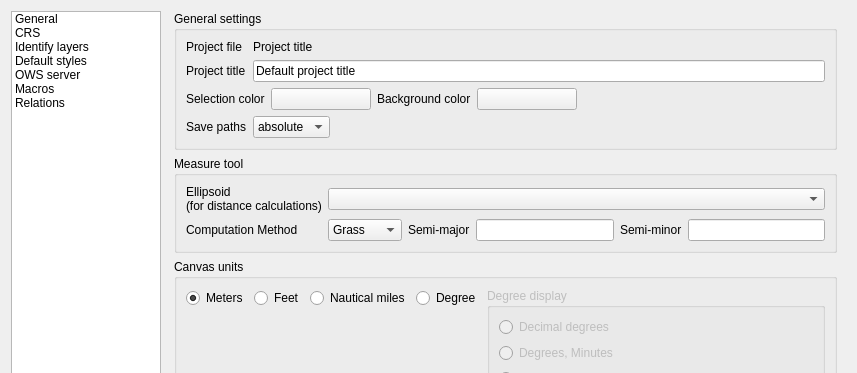
This is src/ui/qgsprojectpropertiesbase.ui in qgis/QGIS as Qt 5 draws it before an edit; both pictures show x 0 to 857 and y 0 to 373 of the 857 by 830 pixel window. The edited form follows.
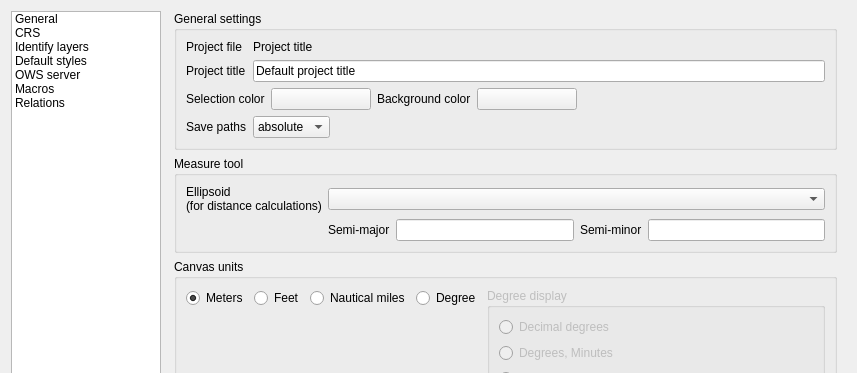
This is the edited form. Icons and pictures are not drawn. Custom widgets are drawn as their Qt base class.

Commit message:
Revert "Implement new methods for elipsoidal computation"
This reverts commit dc03a191b5b1f219fa11adde3157996d7d653c36.

Diff of the .ui file:
```diff
--- a/src/ui/qgsprojectpropertiesbase.ui
+++ b/src/ui/qgsprojectpropertiesbase.ui
@@ -466,50 +466,29 @@
                     </property>
                    </widget>
                   </item>
-                  <item row="3" column="3">
+                  <item row="2" column="1">
+                   <widget class="QLabel" name="label_41">
+                    <property name="text">
+                     <string>Semi-major</string>
+                    </property>
+                   </widget>
+                  </item>
+                  <item row="2" column="2">
                    <widget class="QLineEdit" name="leSemiMajor"/>
                   </item>
-                  <item row="3" column="5">
+                  <item row="2" column="4">
                    <widget class="QLineEdit" name="leSemiMinor"/>
                   </item>
-                  <item row="3" column="4">
+                  <item row="2" column="3">
                    <widget class="QLabel" name="label_42">
                     <property name="text">
                      <string>Semi-minor</string>
                     </property>
                    </widget>
                   </item>
-                  <item row="3" column="0">
-                   <widget class="QLabel" name="label_4">
-                    <property name="text">
-                     <string>Computation Method</string>
-                    </property>
-                   </widget>
-                  </item>
-                  <item row="3" column="2">
-                   <widget class="QLabel" name="label_41">
-                    <property name="text">
-                     <string>Semi-major</string>
-                    </property>
-                   </widget>
-                  </item>
-                  <item row="1" column="1" colspan="5">
+                  <item row="1" column="1" colspan="4">
                    <widget class="QComboBox" name="cmbEllipsoid"/>
                   </item>
-                  <item row="3" column="1">
-                   <widget class="QComboBox" name="cmbCompMethod">
-                    <item>
-                     <property name="text">
-                      <string>Grass</string>
-                     </property>
-                    </item>
-                    <item>
-                     <property name="text">
-                      <string>Authalic</string>
-                     </property>
-                    </item>
-                   </widget>
-                  </item>
                  </layout>
                 </widget>
                </item>
```
Left out of the diff: 141 changed lines with no effect on the pictures. The commit also changes 1 other file.
